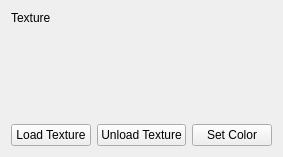
Old version of the form GEENIE/inspectortexturewidget.ui in the repository SoftwareprojektGameEngine/GEENIE.
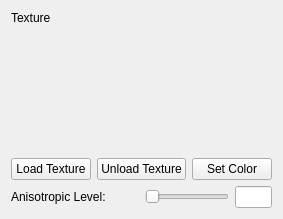
New version of the form.

Patch:
```diff
--- a/GEENIE/inspectortexturewidget.ui
+++ b/GEENIE/inspectortexturewidget.ui
@@ -7,7 +7,7 @@
     <x>0</x>
     <y>0</y>
     <width>262</width>
-    <height>157</height>
+    <height>219</height>
    </rect>
   </property>
   <property name="windowTitle">
@@ -21,7 +21,7 @@
      </property>
     </widget>
    </item>
-   <item row="1" column="0" colspan="3">
+   <item row="1" column="0" colspan="5">
     <widget class="QWidget" name="widget" native="true">
      <property name="sizePolicy">
       <sizepolicy hsizetype="Preferred" vsizetype="Preferred">
@@ -41,20 +41,37 @@
      </property>
     </widget>
    </item>
-   <item row="2" column="1">
-    <widget class="QPushButton" name="pushButton_2">
+   <item row="2" column="1" colspan="2">
+    <widget class="QPushButton" name="UnloadTexButton">
      <property name="text">
       <string>Unload Texture</string>
      </property>
     </widget>
    </item>
-   <item row="2" column="2">
-    <widget class="QPushButton" name="pushButton_3">
+   <item row="2" column="3" colspan="2">
+    <widget class="QPushButton" name="SetColorButton">
      <property name="text">
       <string>Set Color</string>
      </property>
     </widget>
    </item>
+   <item row="3" column="0" colspan="2">
+    <widget class="QLabel" name="AnisoLabel">
+     <property name="text">
+      <string>Anisotropic Level:</string>
+     </property>
+    </widget>
+   </item>
+   <item row="3" column="2" colspan="2">
+    <widget class="QSlider" name="AnisoSlider">
+     <property name="orientation">
+      <enum>Qt::Horizontal</enum>
+     </property>
+    </widget>
+   </item>
+   <item row="3" column="4">
+    <widget class="QLineEdit" name="AnisoEdit"/>
+   </item>
   </layout>
  </widget>
  <resources/>
```
Left out of the diff: 4 changed lines with no effect on the pictures.
